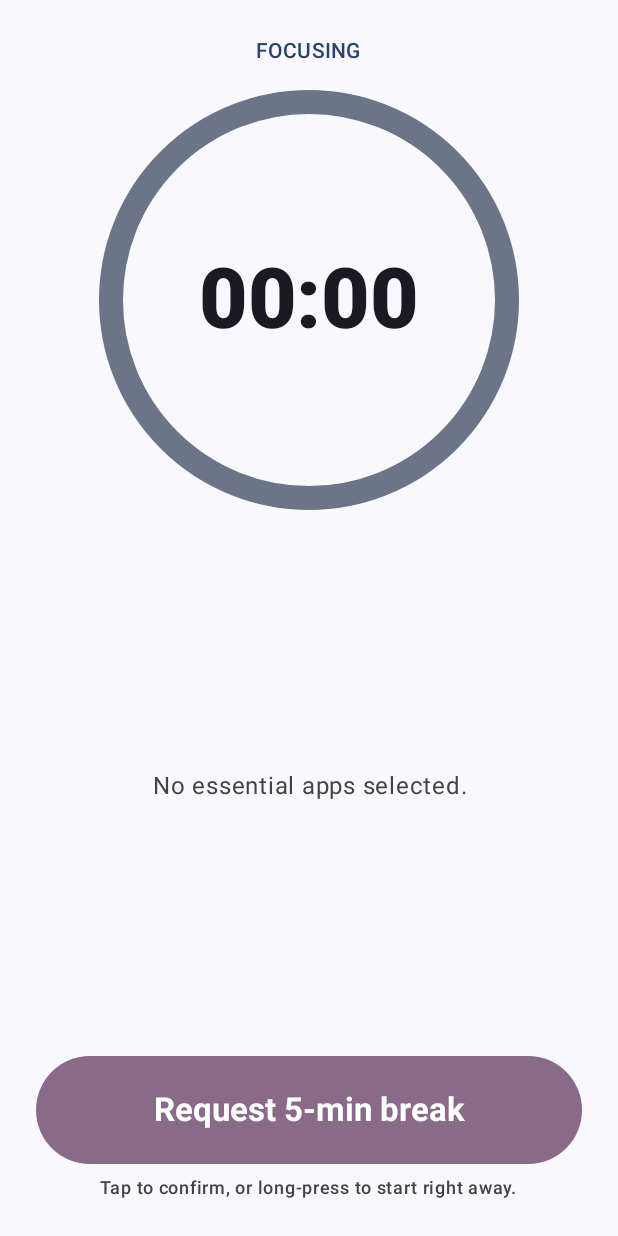
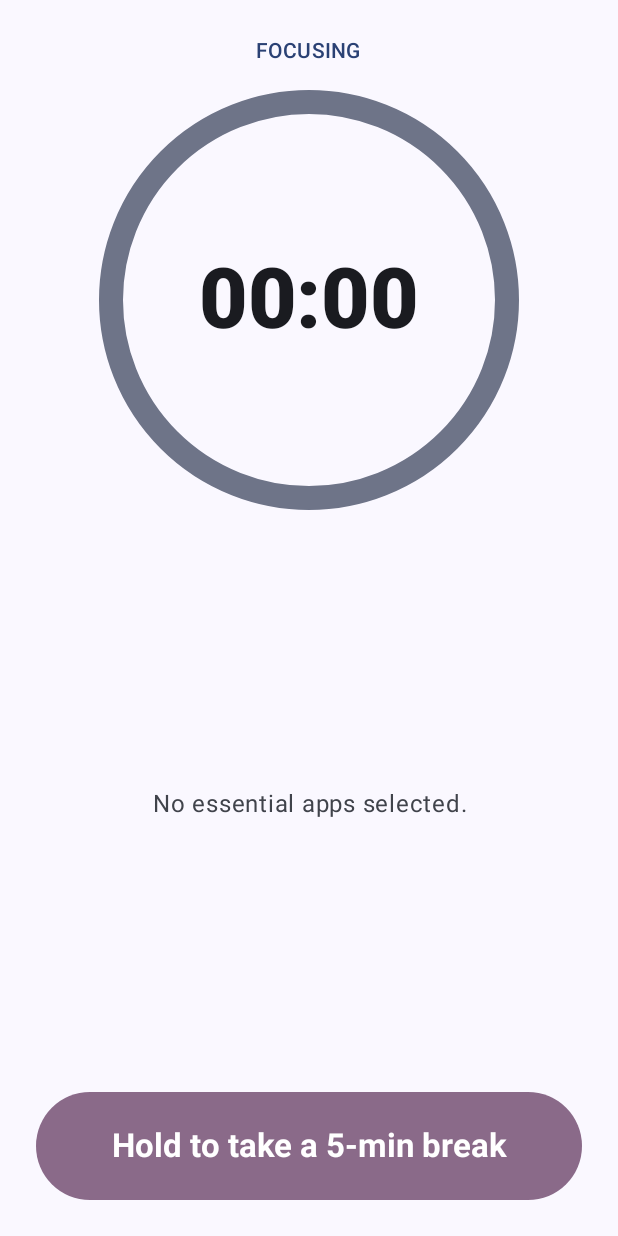
Before and after one commit to adsky165ytgamer/YourStudy, an Android app built with Jetpack Compose: the composable FocusScreen shown on its own in the app's theme, on a phone screen of 412 x 824 dp. Run offline under Robolectric (Android 15) with nearby library versions, the phone set to English and light mode, and no system bars.

Commit message:
YourStudy v2.0.0: launcher-safe focus and predictable break hold

```diff
--- a/app/build.gradle.kts
+++ b/app/build.gradle.kts
@@ -12,8 +12,8 @@ android {
         applicationId = "com.yourstudy.app"
         minSdk = 31
         targetSdk = 36
-        versionCode = 1
-        versionName = "1.0"
+        versionCode = 2
+        versionName = "2.0"
     }
     buildTypes { release { isMinifyEnabled = false } }
     compileOptions {
--- a/app/src/main/java/com/yourstudy/app/OverlayService.kt
+++ b/app/src/main/java/com/yourstudy/app/OverlayService.kt
@@ -19,6 +19,7 @@ import android.view.WindowManager
 import android.widget.TextView
 import androidx.core.app.ServiceCompat
 import com.yourstudy.app.ui.fmt
+import com.yourstudy.app.ui.launchRealLauncher
 import kotlinx.coroutines.CoroutineScope
 import kotlinx.coroutines.Dispatchers
 import kotlinx.coroutines.Job
@@ -80,6 +81,7 @@ class OverlayService : Service() {
         }
         val breakEnded = lastPhase == Phase.BREAK_5M && p == Phase.FOCUSING
         val justCompleted = p == Phase.COMPLETED && lastPhase != Phase.COMPLETED
+        if (lastPhase == Phase.FOCUSING && p == Phase.BREAK_5M) launchRealLauncher(this)
         if (breakEnded || justCompleted) openLauncher()
         lastPhase = p
         if (p == Phase.IDLE || p == Phase.COMPLETED) { hidePill(); stopSelf() }
--- a/app/src/main/java/com/yourstudy/app/ui/FocusScreens.kt
+++ b/app/src/main/java/com/yourstudy/app/ui/FocusScreens.kt
@@ -40,7 +40,6 @@ import kotlinx.coroutines.withContext
 @Composable
 fun FocusScreen(s: SessionUi) {
     val ctx = LocalContext.current
-    var confirm by remember { mutableStateOf(false) }
     val apps by produceState(emptyList<AppEntry>(), s.essential) {
         value = withContext(Dispatchers.IO) { loadLaunchable(ctx).filter { it.pkg in s.essential } }
     }
@@ -78,36 +77,11 @@ fun FocusScreen(s: SessionUi) {
             ) { items(apps, key = { it.pkg }) { AppTile(it) } }
         }
         Spacer(Modifier.height(12.dp))
-        PressPill(
-            onClick = { confirm = true },
-            onLongClick = { Session.startBreak() },
+        HoldPill(
+            label = if (s.breakUsed) "Break used" else "Hold to take a 5-min break",
             enabled = !s.breakUsed,
+            onTrigger = { Session.startBreak() },
             modifier = Modifier.fillMaxWidth(),
-            containerColor = MaterialTheme.colorScheme.tertiaryContainer,
-            contentColor = MaterialTheme.colorScheme.onTertiaryContainer,
-        ) {
-            Text(
-                if (s.breakUsed) "Break already used" else "Request 5-min break",
-                style = MaterialTheme.typography.titleLarge, fontWeight = FontWeight.Bold,
-            )
-        }
-        if (!s.breakUsed) {
-            Text(
-                "Tap to confirm, or long-press to start right away.",
-                style = MaterialTheme.typography.labelMedium,
-                color = MaterialTheme.colorScheme.onSurfaceVariant,
-                modifier = Modifier.padding(top = 8.dp),
-            )
-        }
-    }
-
-    if (confirm) {
-        AlertDialog(
-            onDismissRequest = { confirm = false },
-            title = { Text("Take a 5-minute break?") },
-            text = { Text("Your focus timer pauses and the whole phone unlocks for 5 minutes. You get one break per session.") },
-            confirmButton = { TextButton(onClick = { confirm = false; Session.startBreak() }) { Text("Start break") } },
-            dismissButton = { TextButton(onClick = { confirm = false }) { Text("Keep focusing") } },
         )
     }
 }
--- /dev/null
+++ b/app/src/main/java/com/yourstudy/app/ui/HoldPill.kt
@@ -0,0 +1,68 @@
+package com.yourstudy.app.ui
+
+import androidx.compose.animation.core.Animatable
+import androidx.compose.animation.core.LinearEasing
+import androidx.compose.animation.core.spring
+import androidx.compose.animation.core.tween
+import androidx.compose.foundation.background
+import androidx.compose.foundation.gestures.awaitEachGesture
+import androidx.compose.foundation.gestures.awaitFirstDown
+import androidx.compose.foundation.gestures.waitForUpOrCancellation
+import androidx.compose.foundation.layout.Box
+import androidx.compose.foundation.layout.height
+import androidx.compose.foundation.shape.RoundedCornerShape
+import androidx.compose.material3.MaterialTheme
+import androidx.compose.material3.Text
+import androidx.compose.runtime.Composable
+import androidx.compose.runtime.remember
+import androidx.compose.runtime.rememberCoroutineScope
+import androidx.compose.ui.Alignment
+import androidx.compose.ui.Modifier
+import androidx.compose.ui.draw.clip
+import androidx.compose.ui.draw.drawBehind
+import androidx.compose.ui.geometry.Size
+import androidx.compose.ui.hapticfeedback.HapticFeedbackType
+import androidx.compose.ui.input.pointer.pointerInput
+import androidx.compose.ui.platform.LocalHapticFeedback
+import androidx.compose.ui.text.font.FontWeight
+import androidx.compose.ui.unit.dp
+import kotlinx.coroutines.launch
+
+/** Deterministic hold: fills 0 -> 100% over 1200 ms; early release cancels; completing fires once. */
+@Composable
+fun HoldPill(label: String, enabled: Boolean, onTrigger: () -> Unit, modifier: Modifier = Modifier) {
+    val progress = remember { Animatable(0f) }
+    val scope = rememberCoroutineScope()
+    val haptic = LocalHapticFeedback.current
+    val cs = MaterialTheme.colorScheme
+    val track = if (enabled) cs.tertiaryContainer else cs.onSurface.copy(alpha = 0.12f)
+    val fill = cs.tertiary.copy(alpha = 0.55f)
+    Box(
+        modifier
+            .height(72.dp)
+            .clip(RoundedCornerShape(36.dp))
+            .background(track)
+            .drawBehind { if (enabled) drawRect(fill, size = Size(size.width * progress.value, size.height)) }
+            .pointerInput(enabled) {
+                if (!enabled) return@pointerInput
+                awaitEachGesture {
+                    awaitFirstDown()
+                    val job = scope.launch {
+                        progress.snapTo(0f)
+                        progress.animateTo(1f, tween(1200, easing = LinearEasing))
+                        haptic.performHapticFeedback(HapticFeedbackType.LongPress)
+                        onTrigger()
+                    }
+                    waitForUpOrCancellation()
+                    if (job.isActive) job.cancel()
+                    scope.launch { progress.animateTo(0f, spring()) }
+                }
+            },
+        contentAlignment = Alignment.Center,
+    ) {
+        Text(
+            label, style = MaterialTheme.typography.titleLarge, fontWeight = FontWeight.Bold,
+            color = if (enabled) cs.onTertiaryContainer else cs.onSurface.copy(alpha = 0.38f),
+        )
+    }
+}
```
Also changed, not shown: app/src/main/AndroidManifest.xml (+4 -5 lines), app/src/main/java/com/yourstudy/app/ui/Apps.kt (+21 -0 lines), app/src/main/java/com/yourstudy/app/ui/SetupScreen.kt (+5 -14 lines).
